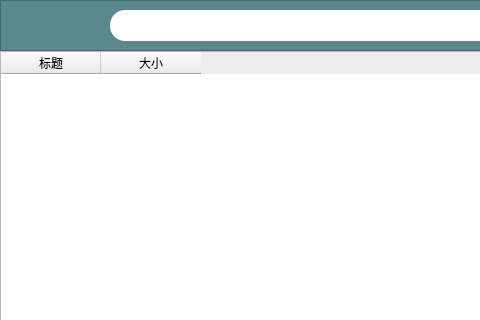
Before: the Qt Designer form static/main.ui in kkkunny/TorrentPage, drawn with Qt 5; both pictures show x 0 to 480 and y 0 to 320 of the 1045 by 636 pixel window.
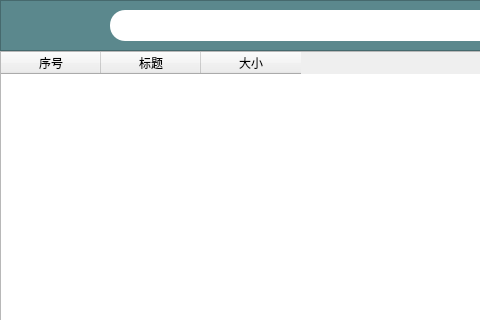
After: the same form once the commit is applied.

Commit message: 去除行头

The edit to the form file:
```diff
--- a/static/main.ui
+++ b/static/main.ui
@@ -169,6 +169,9 @@
    <attribute name="horizontalHeaderStretchLastSection">
     <bool>false</bool>
    </attribute>
+   <attribute name="verticalHeaderVisible">
+    <bool>false</bool>
+   </attribute>
    <attribute name="verticalHeaderCascadingSectionResizes">
     <bool>false</bool>
    </attribute>
@@ -181,6 +184,11 @@
    <attribute name="verticalHeaderStretchLastSection">
     <bool>false</bool>
    </attribute>
+   <column>
+    <property name="text">
+     <string>序号</string>
+    </property>
+   </column>
    <column>
     <property name="text">
      <string>标题</string>
```
The commit also changes 1 other file.
